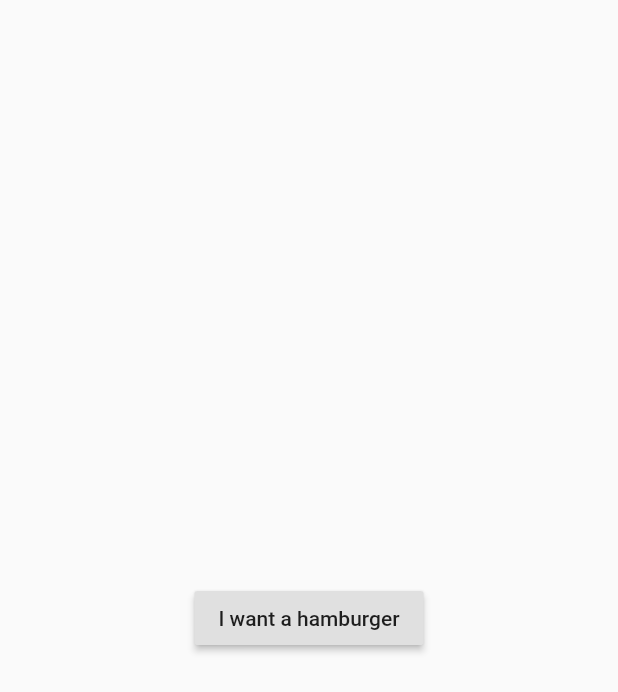
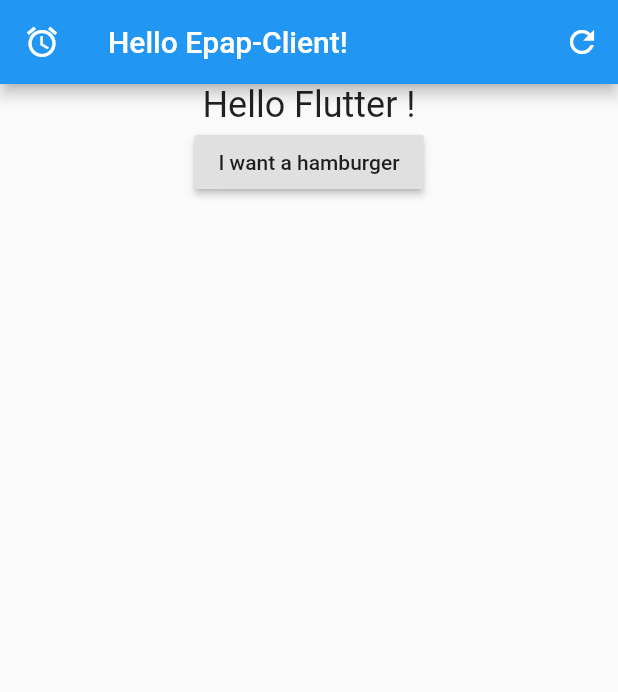
Before and after one commit to FlorentinaMargarita/flutterApp, a Flutter app: the screen it shows after launch, after a tap on "I want a hamburger", on a phone screen of 412 x 824 dp. Shown: the top 692 px of the screen. Run offline on Flutter 3.47's test engine with Material 2 defaults, Android fonts, the phone set to English and light mode, and no system bars; our stand-ins replace flutter_local_notifications, timezone.

Commit message:
feat: added app bar

```diff
--- /dev/null
+++ b/lib/calendar.dart
@@ -0,0 +1,63 @@
+import 'dart:async';
+import 'package:flutter/material.dart';
+
+void main() => runApp(MyApp());
+
+class MyApp extends StatelessWidget {
+  @override
+  Widget build(BuildContext context) {
+    return MaterialApp(
+      title: 'Flutter Demo',
+      home: MyHomePage(title: 'Flutter Demo Home Page'),
+    );
+  }
+}
+
+class MyHomePage extends StatefulWidget {
+  MyHomePage({Key key, this.title}) : super(key: key);
+
+  final String title;
+
+  @override
+  _MyHomePageState createState() => _MyHomePageState();
+}
+
+class _MyHomePageState extends State<MyHomePage> {
+  DateTime selectedDate = DateTime.now();
+
+  Future<Null> _selectDate(BuildContext context) async {
+    final DateTime picked = await showDatePicker(
+        context: context,
+        initialDate: selectedDate,
+        firstDate: DateTime(2015, 8),
+        lastDate: DateTime(2101));
+    if (picked != null && picked != selectedDate)
+      setState(() {
+        selectedDate = picked;
+      });
+  }
+
+  @override
+  Widget build(BuildContext context) {
+    return Scaffold(
+      appBar: AppBar(
+        title: Text(widget.title),
+      ),
+      body: Center(
+        child: Column(
+          mainAxisSize: MainAxisSize.min,
+          children: <Widget>[
+            Text("${selectedDate.toLocal()}".split(' ')[0]),
+            SizedBox(
+              height: 20.0,
+            ),
+            RaisedButton(
+              onPressed: () => _selectDate(context),
+              child: Text('Select date'),
+            ),
+          ],
+        ),
+      ),
+    );
+  }
+}
--- a/lib/main.dart
+++ b/lib/main.dart
@@ -68,16 +68,20 @@ class _MyHomePageState extends State<MyHomePage> {
   }
 
   Future _showNotification() async {
-    // var androidDetails = new AndroidNotificationDetails(
-    //     "ChannelId", "Epap", "Remember to upload your receipts!",
-    //     importance: Importance.max);
+    const AndroidNotificationDetails androidDetails =
+        AndroidNotificationDetails(
+            "ChannelId", "Epap", "Remember to upload your receipts!",
+            importance: Importance.max, priority: Priority.high);
     // var iosDetails = new IOSNotificationDetails();
     // var generalNotificationDetails =
     //     NotificationDetails(android: androidDetails, iOS: iosDetails);
-
-    // await flutterLocalNotificationsPlugin.show(
-    //     0, "Upload", "You created a new reminder", generalNotificationDetails,
-    //     payload: "Task");
+    const NotificationDetails firstNotificationPlatformSpecifics =
+        NotificationDetails(android: androidDetails);
+    await flutterLocalNotificationsPlugin.show(
+        1,
+        'Epap-Client',
+        'Always remember to upload your receipts...',
+        firstNotificationPlatformSpecifics);
 
 //hier koennte ich dann statt seconds days schreiben
 
@@ -99,10 +103,30 @@ class _MyHomePageState extends State<MyHomePage> {
   @override
   Widget build(BuildContext context) {
     return Scaffold(
+      appBar: AppBar(
+        title: Text("Hello Epap-Client!"),
+        leading: Icon(Icons.access_alarm),
+        actions: <Widget>[
+          IconButton(
+            icon: Icon(Icons.refresh),
+            onPressed: () {},
+          )
+        ],
+      ),
       body: Center(
-        child: RaisedButton(
-            onPressed: _showNotification, child: Text("I want a hamburger")),
-      ),
+          child: Column(
+        children: [
+          Text(
+            "Hello Flutter !",
+            style: TextStyle(fontSize: 24),
+          ),
+          RaisedButton(
+              onPressed: _showNotification, child: Text("I want a hamburger"))
+        ],
+      )
+          // child: RaisedButton(
+          //     onPressed: _showNotification, child: Text("I want a hamburger")),
+          ),
     );
   }
 
```
